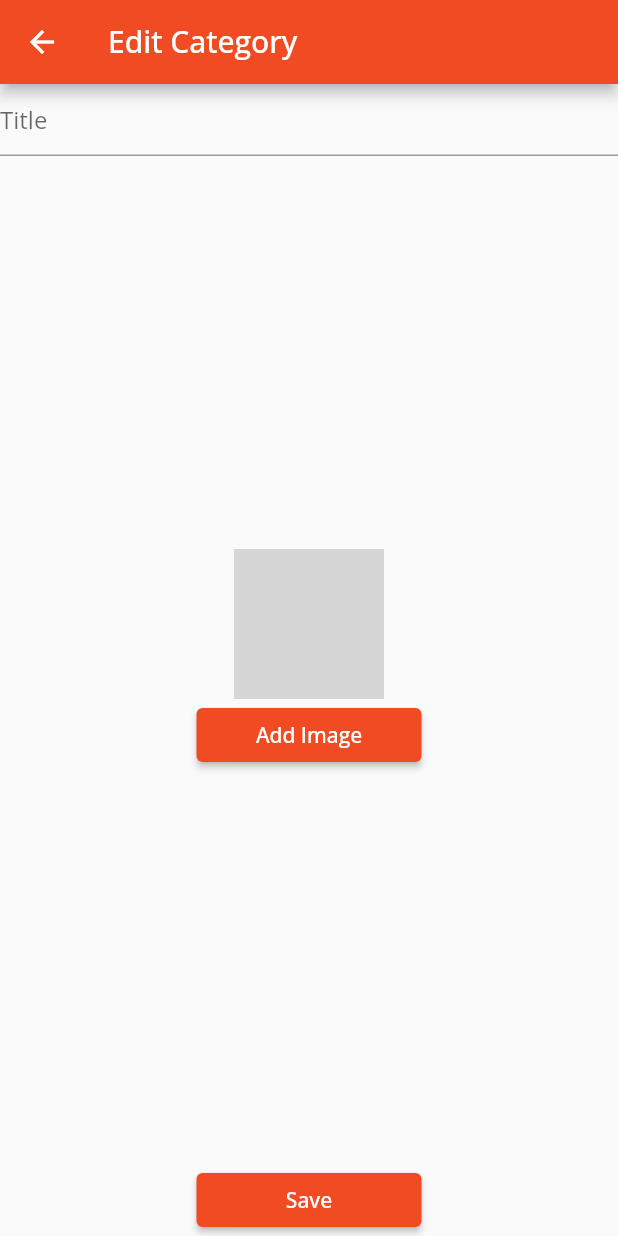
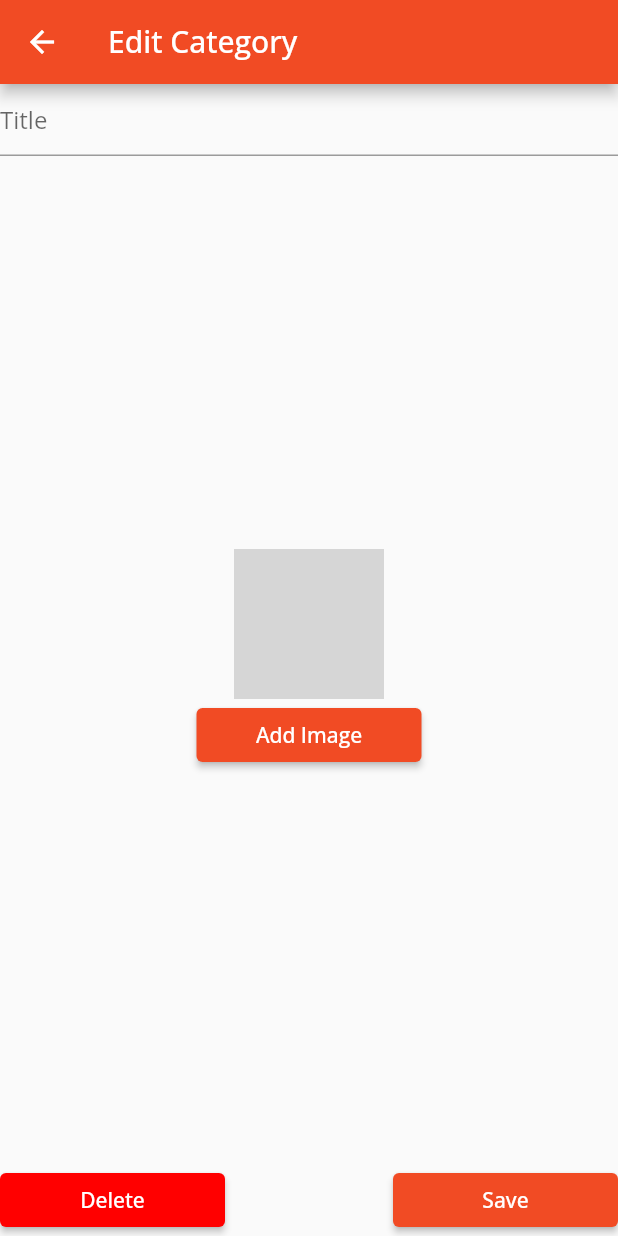
Before and after one commit to devq8/wasfat_frontend, a Flutter app: the EditCategory screen opened directly with empty values, on a phone screen of 412 x 824 dp. Run offline on Flutter 3.47's test engine with Material 2 defaults, Android fonts, the light colour scheme and no system bars; our stand-ins replace dio, go_router, google_fonts, image_picker, jwt_decoder, shared_preferences; accounts and stored records are empty; network calls fail; grey boxes are pictures that could not be loaded.

Commit message:
delete category

```diff
--- a/wasfat_frontend/lib/pages/edit_category.dart
+++ b/wasfat_frontend/lib/pages/edit_category.dart
@@ -93,6 +93,20 @@ class _EditCategoryState extends State<EditCategory> {
                     style: TextStyle(color: Colors.red),
                   ),
                 Spacer(),
+                Row(
+                  children: [
+                    ElevatedButton(
+                        style: ElevatedButton.styleFrom(
+                            backgroundColor: Color(0xFFff0000),
+                            fixedSize: Size.fromWidth(150)),
+                        onPressed: () async {
+                          await context
+                              .read<CategoryProvider>()
+                              .deleteCategory(id: widget.category.id);
+                          context.pop();
+                        },
+                        child: Text("Delete")),
+                    Spacer(),
                     ElevatedButton(
                         style: ElevatedButton.styleFrom(
                             backgroundColor: Color(0xFFf14b24),
@@ -105,7 +119,9 @@ class _EditCategoryState extends State<EditCategory> {
                               );
                           context.pop();
                         },
-                    child: Text("Save"))
+                        child: Text("Save")),
+                  ],
+                )
               ],
             ),
           )),
```
Also changed, not shown: wasfat_frontend/lib/providers/category_provider.dart (+7 -0 lines). Lines whose indentation alone changed are shown as unchanged.
